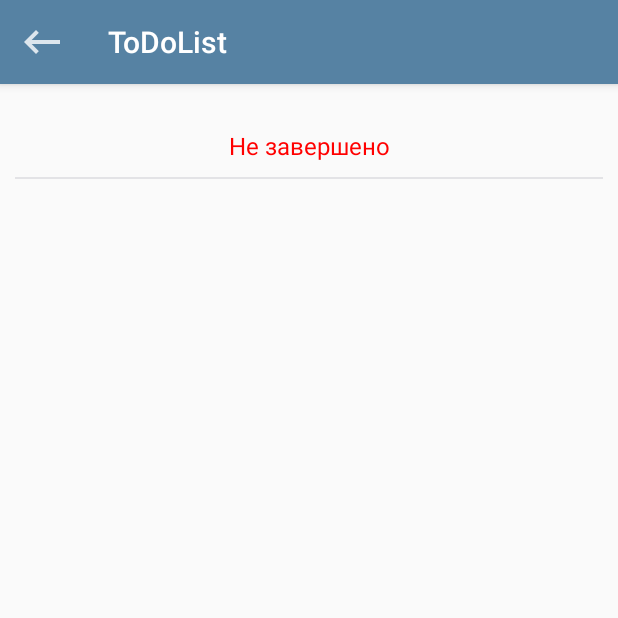
After one commit to Velkonost/ToDoList, an Android app: the TaskActivity screen opened directly, with no data from a screen before it, on a phone screen of 412 x 824 dp, the top half of it. The commit adds this screen. Run offline under Robolectric (Android 15) with nearby library versions, the phone set to English and light mode, and no system bars.

Commit message:
added TaskActivity, added `create column` function

```diff
--- a/app/src/main/AndroidManifest.xml
+++ b/app/src/main/AndroidManifest.xml
@@ -15,6 +15,7 @@
                 <category android:name="android.intent.category.LAUNCHER"/>
             </intent-filter>
         </activity>
+        <activity android:name=".activities.TaskActivity"/>
     </application>
 
 </manifest>
--- /dev/null
+++ b/app/src/main/java/ru/velkonost/todolist/activities/TaskActivity.java
@@ -0,0 +1,100 @@
+package ru.velkonost.todolist.activities;
+
+import android.content.ContentValues;
+import android.content.Intent;
+import android.database.Cursor;
+import android.database.sqlite.SQLiteDatabase;
+import android.os.Bundle;
+import android.support.annotation.Nullable;
+import android.support.v7.app.AppCompatActivity;
+import android.support.v7.widget.Toolbar;
+import android.util.Log;
+import android.view.View;
+import android.widget.TextView;
+
+import ru.velkonost.todolist.R;
+import ru.velkonost.todolist.managers.DBHelper;
+
+import static ru.velkonost.todolist.managers.Initializatiors.initToolbar;
+
+public class TaskActivity extends AppCompatActivity {
+
+    private static final int LAYOUT = R.layout.activity_task;
+
+    private Toolbar toolbar;
+
+    private DBHelper dbHelper;
+
+    private int taskId;
+
+    private TextView viewDescription;
+
+    private String name;
+    private String description;
+    private boolean isDone;
+
+    private TextView isDoneText;
+
+
+    @Override
+    protected void onCreate(@Nullable Bundle savedInstanceState) {
+        super.onCreate(savedInstanceState);
+
+        setContentView(LAYOUT);
+
+        toolbar = (Toolbar) findViewById(R.id.toolbar);
+        viewDescription = (TextView) findViewById(R.id.taskDescription);
+        isDoneText = (TextView) findViewById(R.id.isDoneText);
+
+        dbHelper = new DBHelper(this);
+        ContentValues cv = new ContentValues();
+        SQLiteDatabase db = dbHelper.getWritableDatabase();
+
+        Intent intent = getIntent();
+        taskId = intent.getIntExtra("id", 0);
+
+        Cursor c = db.query("task",
+                null,
+                "id = ?",
+                new String[] {String.valueOf(taskId)},
+                null, null, null);
+
+        if (c.moveToFirst()) {
+
+            int nameTaskIndex = c.getColumnIndex("name");
+            int doneTaskIndex = c.getColumnIndex("done");
+            int descriptionTaskIndex = c.getColumnIndex("description");
+
+            name = c.getString(nameTaskIndex);
+            isDone = c.getInt(doneTaskIndex) == 1;
+            description = c.getString(descriptionTaskIndex);
+
+
+        } else
+            Log.d("myLogs", "0 rows");
+
+        initToolbar(TaskActivity.this, toolbar, name);
+        viewDescription.setText(description);
+
+        if (isDone) {
+            isDoneText.setText("Завершено");
+            isDoneText.setTextColor(getResources().getColor(R.color.colorGreen));
+        }
+        else {
+            isDoneText.setText("Не завершено");
+            isDoneText.setTextColor(getResources().getColor(R.color.colorRed));
+        }
+
+
+
+        toolbar.setNavigationIcon(R.mipmap.ic_keyboard_backspace);
+        toolbar.setNavigationOnClickListener(new View.OnClickListener() {
+            @Override
+            public void onClick(View v) {
+                onBackPressed();
+            }
+        });
+
+
+    }
+}
--- a/app/src/main/java/ru/velkonost/todolist/fragments/AbstractTabFragment.java
+++ b/app/src/main/java/ru/velkonost/todolist/fragments/AbstractTabFragment.java
@@ -3,10 +3,6 @@ package ru.velkonost.todolist.fragments;
 import android.content.Context;
 import android.support.v4.app.Fragment;
 import android.view.View;
-
-/**
- * Created by KlimenkoCpp on 13.02.17.
- */
 
 public class AbstractTabFragment extends Fragment {
 
--- a/app/src/main/java/ru/velkonost/todolist/fragments/ColumnFragment.java
+++ b/app/src/main/java/ru/velkonost/todolist/fragments/ColumnFragment.java
@@ -44,6 +44,7 @@ public class ColumnFragment extends AbstractTabFragment{
         fragment.setArguments(args);
         fragment.setContext(context);
         fragment.setColumnId(columnId);
+
         fragment.setTitle(columnName);
 
         return fragment;
--- /dev/null
+++ b/app/src/main/res/layout/activity_task.xml
@@ -0,0 +1,111 @@
+<?xml version="1.0" encoding="utf-8"?>
+<android.support.v4.widget.DrawerLayout xmlns:android="http://schemas.android.com/apk/res/android"
+                                        xmlns:app="http://schemas.android.com/apk/res-auto"
+                                        android:id="@+id/activity_task"
+                                        android:layout_width="match_parent"
+                                        android:layout_height="match_parent"
+                                        android:fitsSystemWindows="true">
+
+    <android.support.design.widget.CoordinatorLayout
+        android:layout_width="match_parent"
+        android:layout_height="match_parent">
+
+        <android.support.design.widget.AppBarLayout
+            android:id="@+id/appbarlayout"
+            android:layout_width="match_parent"
+            android:layout_height="wrap_content">
+            <FrameLayout
+                android:id="@+id/toolbar_container"
+                android:layout_width="match_parent"
+                android:layout_height="wrap_content">
+
+                <android.support.v7.widget.Toolbar
+                    android:id="@+id/toolbar"
+                    android:layout_width="match_parent"
+                    android:layout_height="?attr/actionBarSize"
+                    android:background="@color/colorPrimary"
+                    android:theme="@style/ThemeOverlay.AppCompat.Dark"/>
+
+                <EditText
+                    android:layout_width="match_parent"
+                    android:layout_height="?attr/actionBarSize"
+                    android:id="@+id/editCardName"
+                    android:background="@color/colorPrimary"
+                    android:theme="@style/ThemeOverlay.AppCompat.Dark"
+                    android:layout_marginLeft="80dp"
+                    android:layout_marginRight="40dp"
+                    android:maxLines="1"
+                    android:visibility="invisible"/>
+
+
+            </FrameLayout>
+        </android.support.design.widget.AppBarLayout>
+
+        <ScrollView
+            android:layout_width="match_parent"
+            android:layout_height="wrap_content"
+            app:layout_behavior="@string/appbar_scrolling_view_behavior">
+            <LinearLayout
+                android:layout_width="match_parent"
+                android:layout_height="wrap_content"
+                android:id="@+id/llcard"
+                app:layout_behavior="@string/appbar_scrolling_view_behavior"
+                android:orientation="vertical"
+                app:layout_anchor="@id/appbarlayout"
+                app:layout_anchorGravity="bottom"
+                android:descendantFocusability="beforeDescendants"
+                android:focusableInTouchMode="true">
+
+                <TextView
+                    android:layout_width="match_parent"
+                    android:layout_height="wrap_content"
+                    android:id="@+id/isDoneText"
+                    android:padding="10dp"
+                    android:textAlignment="center"
+                    android:textSize="16sp"
+                    android:layout_marginTop="20dp"/>
+
+                <View
+                    android:layout_width="match_parent"
+                    android:layout_height="1dp"
+                    android:background="@color/colorLightGrey"
+                    android:layout_marginLeft="10dp"
+                    android:layout_marginRight="10dp"
+                    android:layout_marginBottom="10dp"
+                    />
+
+                <RelativeLayout
+                    android:layout_width="match_parent"
+                    android:layout_height="wrap_content"
+                    android:orientation="horizontal"
+                    android:padding="16dp"
+                    android:id="@+id/relativeLayoutBoardDescription">
+                    <ViewSwitcher
+                        xmlns:android="http://schemas.android.com/apk/res/android"
+                        android:id="@+id/switcherBoardDescription"
+                        android:layout_width="match_parent"
+                        android:layout_height="wrap_content" >
+                        <TextView
+                            android:layout_width="wrap_content"
+                            android:layout_height="wrap_content"
+                            android:id="@+id/taskDescription"
+                            android:textSize="10pt"
+                            android:paddingBottom="5dp"
+                            android:paddingLeft="10dp"/>
+                        <EditText
+                            android:layout_width="wrap_content"
+                            android:layout_height="wrap_content"
+                            android:id="@+id/editTaskDescription"
+                            android:textSize="10pt"
+                            android:paddingBottom="5dp"
+                            android:paddingLeft="10dp"/>
+                    </ViewSwitcher>
+                </RelativeLayout>
+
+            </LinearLayout>
+        </ScrollView>
+
+
+
+    </android.support.design.widget.CoordinatorLayout>
+</android.support.v4.widget.DrawerLayout>
--- a/app/src/main/res/values/colors.xml
+++ b/app/src/main/res/values/colors.xml
@@ -1,6 +1,25 @@
 <?xml version="1.0" encoding="utf-8"?>
 <resources>
-    <color name="colorPrimary">#3F51B5</color>
+    <color name="colorPrimary">#5682A3</color>
     <color name="colorPrimaryDark">#303F9F</color>
     <color name="colorAccent">#FF4081</color>
+
+    <color name="colorBlack">#000000</color>
+    <color name="colorWhite">#ffffff</color>
+    <color name="colorPurple">#cb9fe9</color>
+
+    <color name="mainBackground">#e2e2e2</color>
+
+    <color name="colorBlue">#0000ff</color>
+    <color name="colorGreen">#00ff00</color>
+    <color name="colorRed">#ff0000</color>
+    <color name="colorYellow">#ffc800</color>
+    <color name="colorGrey">#D3D3D3</color>
+    <color name="colorLightGrey">#E3E3E6</color>
+
+
+    <color name="translucent_scrim_top">#26000000</color>
+    <color name="translucent_scrim_top_center">#0C000000</color>
+    <color name="translucent_scrim_bottom">#2A000000</color>
+    <color name="translucent_scrim_bottom_center">#0D000000</color>
 </resources>
```
Also changed, not shown: app/src/main/java/ru/velkonost/todolist/activities/MainActivity.java (+88 -21 lines), app/src/main/java/ru/velkonost/todolist/adapters/TaskListAdapter.java (+17 -9 lines), app/src/main/java/ru/velkonost/todolist/fragments/ColumnsTabsFragmentAdapter.java (+10 -1 lines), app/src/main/java/ru/velkonost/todolist/managers/Initializatiors.java (added, +22 -0 lines), app/src/main/res/mipmap-hdpi/ic_keyboard_backspace.png (added), app/src/main/res/mipmap-mdpi/ic_keyboard_backspace.png (added), app/src/main/res/mipmap-xhdpi/ic_keyboard_backspace.png (added), app/src/main/res/mipmap-xxhdpi/ic_keyboard_backspace.png (added), app/src/main/res/mipmap-xxxhdpi/ic_keyboard_backspace.png (added).
